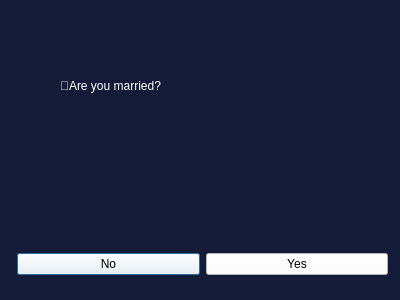
Qt form taxdialog.ui (Prasiddhi16/Drishya) before a commit.
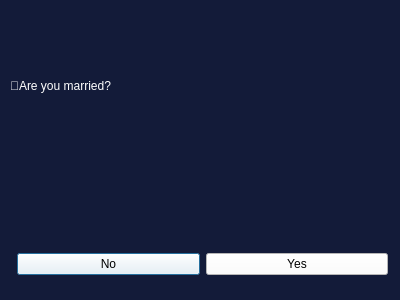
The same form after that commit.

```diff
--- a/taxdialog.ui
+++ b/taxdialog.ui
@@ -22,9 +22,9 @@
   <widget class="QLabel" name="label">
    <property name="geometry">
     <rect>
-     <x>60</x>
+     <x>10</x>
      <y>60</y>
-     <width>291</width>
+     <width>351</width>
      <height>51</height>
     </rect>
    </property>
```
Left out of the diff: 2 changed lines with no effect on the pictures.
